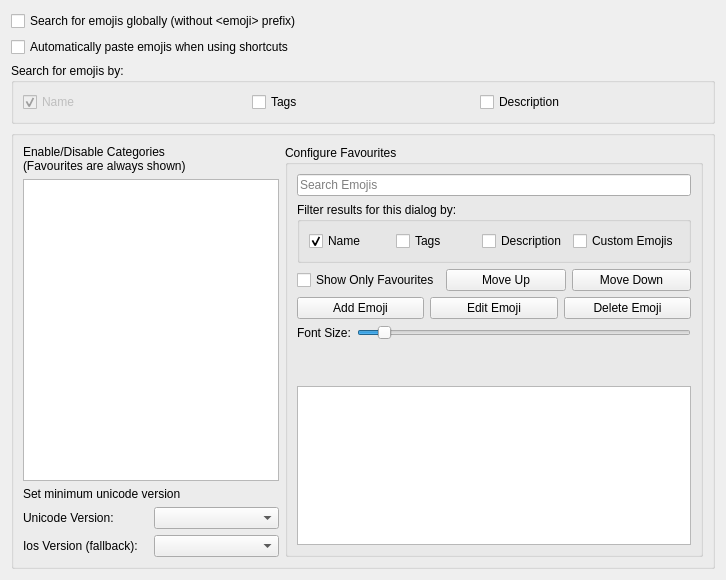
This is src/config/emojirunner_config.ui in alex1701c/EmojiRunner as Qt 5 draws it before an edit. The edited form follows.
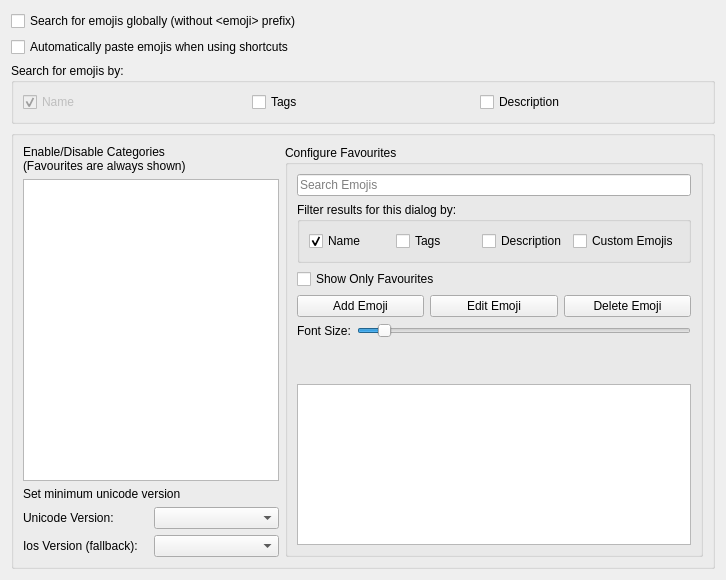
This is the edited form.

Commit message: Replace buttons with drag and drop

The edit to the form file:
```diff
--- a/src/config/emojirunner_config.ui
+++ b/src/config/emojirunner_config.ui
@@ -234,20 +234,6 @@
                  </property>
                 </widget>
                </item>
-               <item>
-                <widget class="QPushButton" name="moveFavouriteUp">
-                 <property name="text">
-                  <string>Move Up</string>
-                 </property>
-                </widget>
-               </item>
-               <item>
-                <widget class="QPushButton" name="moveFavouriteDown">
-                 <property name="text">
-                  <string>Move Down</string>
-                 </property>
-                </widget>
-               </item>
               </layout>
              </item>
              <item>
```
The commit also changes 2 other files.
